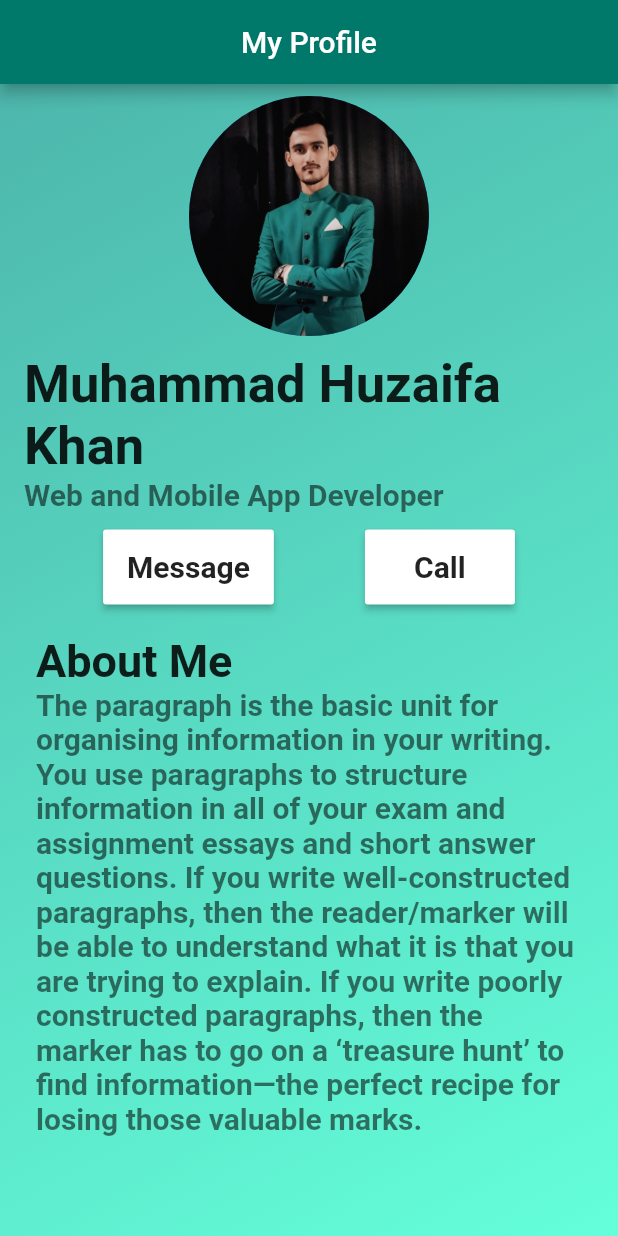
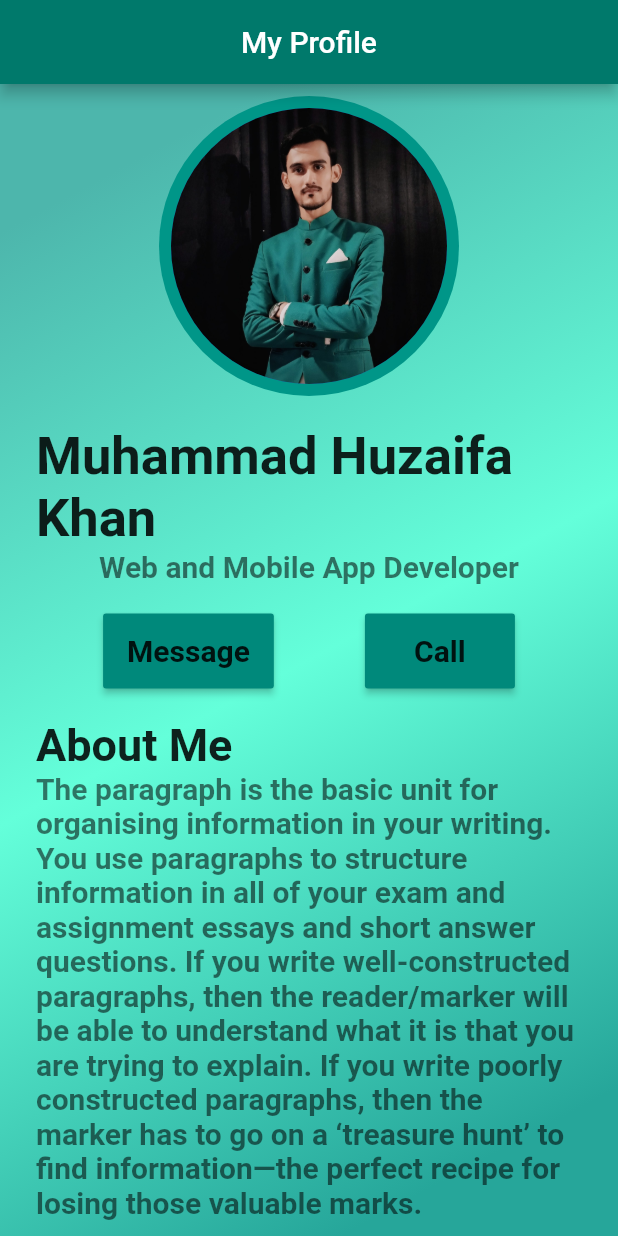
Before and after one commit to Huzaifa2712/profile_UI, a Flutter app: the screen it shows after launch, on a phone screen of 412 x 824 dp. Run offline on Flutter 3.47's test engine with Material 2 defaults, Android fonts, the phone set to English and light mode, and no system bars.

Commit message:
profile_UI completed

```diff
--- a/lib/main.dart
+++ b/lib/main.dart
@@ -11,39 +11,60 @@ class MyApp extends StatelessWidget {
       debugShowCheckedModeBanner: false,
       title: 'profile_ui',
       home: Scaffold(
+        backgroundColor: Colors.tealAccent,
         appBar: AppBar(
           centerTitle: true,
           title: const Text('My Profile'),
           backgroundColor: Colors.teal[700],
         ),
-        body: Container(
+        body: Center(
+          child: Container(
             decoration: BoxDecoration(
                 gradient: LinearGradient(
                     begin: Alignment.topLeft,
                     end: Alignment.bottomRight,
-              colors: [Colors.teal.shade300, Colors.tealAccent],
-            ),
-          ),
-          child: Center(
+                    stops: const [
+                  0.1,
+                  0.5,
+                  0.9
+                ],
+                    colors: [
+                  Colors.teal.shade300,
+                  Colors.tealAccent,
+                  Colors.teal.shade400
+                ])),
             child: Column(
               children: <Widget>[
                 const Padding(
                   padding: EdgeInsets.all(8.0),
                   child: CircleAvatar(
-                    radius: 80,
+                    backgroundColor: Colors.teal,
+                    radius: 100,
+                    child: CircleAvatar(
+                      radius: 92,
                       backgroundImage: AssetImage(
                           'images/162844464_1414273595578237_7716134268870501178_n.jpg'),
                     ),
                   ),
-                const ListTile(
-                  title: Text(
+                ),
+                const Padding(
+                  padding: EdgeInsets.all(8.0),
+                  child: ListTile(
+                    title: Center(
+                      child: Text(
                         'Muhammad Huzaifa Khan',
-                    style: TextStyle(fontSize: 35, fontWeight: FontWeight.bold),
+                        style: TextStyle(
+                            fontSize: 35, fontWeight: FontWeight.bold),
+                      ),
                     ),
                     // ignore: unnecessary_const
-                  subtitle: const Text(
+                    subtitle: Center(
+                      child: Text(
                         'Web and Mobile App Developer',
-                    style: TextStyle(fontSize: 20, fontWeight: FontWeight.bold),
+                        style: TextStyle(
+                            fontSize: 20, fontWeight: FontWeight.bold),
+                      ),
+                    ),
                   ),
                 ),
                 Padding(
@@ -54,7 +75,7 @@ class MyApp extends StatelessWidget {
                       MaterialButton(
                           height: 50,
                           minWidth: 100,
-                          color: Colors.white,
+                          color: Colors.teal.shade600,
                           child: const Text(
                             'Message',
                             style: TextStyle(
@@ -64,7 +85,7 @@ class MyApp extends StatelessWidget {
                       MaterialButton(
                           minWidth: 100,
                           height: 50,
-                          color: Colors.white,
+                          color: Colors.teal.shade600,
                           child: const Text(
                             'Call',
                             style: TextStyle(
```
Lines whose indentation alone changed are shown as unchanged.
